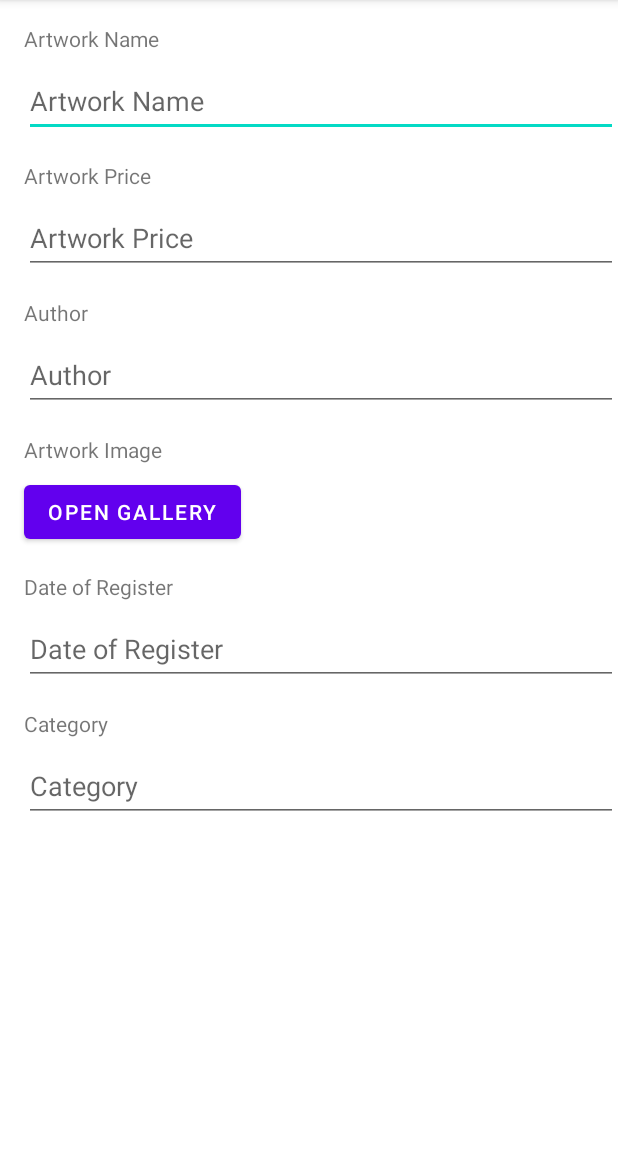
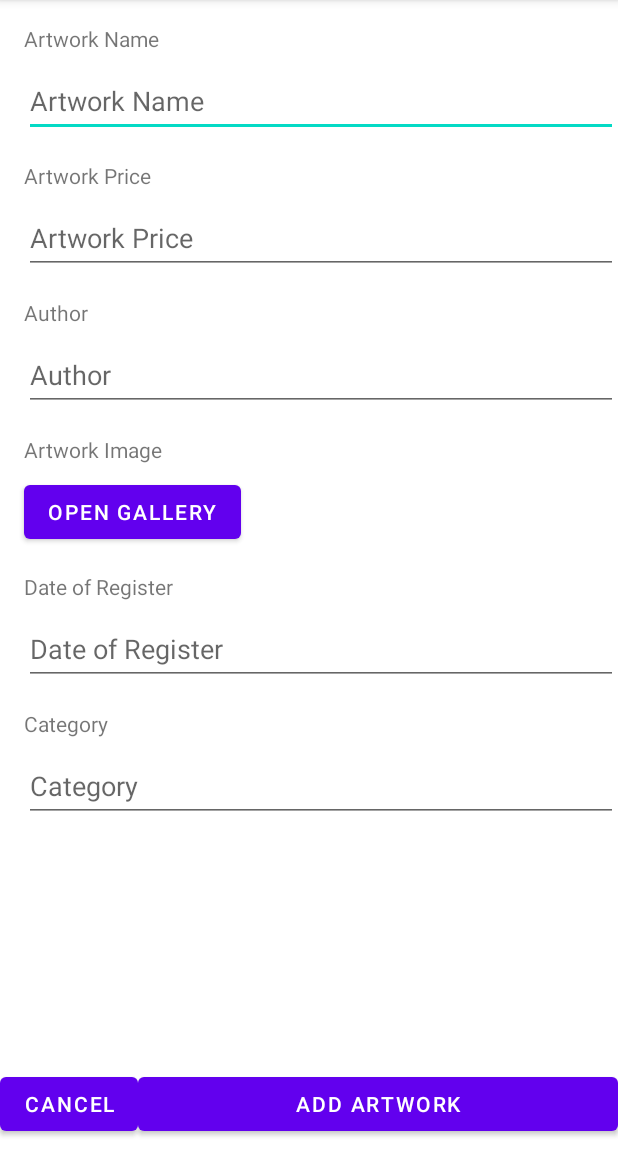
Before and after one commit to AaronNg1206/FYP_Auction_System, an Android app: the fragment customer_Add_Artwork shown on its own in the app's theme, on a phone screen of 412 x 824 dp, the part 84-1236 px from its top. Run offline under Robolectric (Android 15) with nearby library versions, the phone set to English and light mode, and no system bars.

Commit message:
cusShowArtworkV1

```diff
--- a/app/src/main/res/layout/fragment_customer__add__artwork.xml
+++ b/app/src/main/res/layout/fragment_customer__add__artwork.xml
@@ -138,4 +138,23 @@
         app:layout_constraintEnd_toEndOf="parent"
         app:layout_constraintStart_toStartOf="@+id/TextView_Category"
         app:layout_constraintTop_toBottomOf="@+id/TextView_Category" />
+
+    <Button
+        android:id="@+id/buttonAdd"
+        android:layout_width="0dp"
+        android:layout_height="wrap_content"
+        android:text="@string/addArtwork"
+        app:layout_constraintBottom_toBottomOf="@+id/buttonCancel"
+        app:layout_constraintEnd_toEndOf="parent"
+        app:layout_constraintStart_toEndOf="@+id/buttonCancel"
+        app:layout_constraintTop_toTopOf="@+id/buttonCancel" />
+
+    <Button
+        android:id="@+id/buttonCancel"
+        android:layout_width="wrap_content"
+        android:layout_height="wrap_content"
+        android:layout_marginBottom="8dp"
+        android:text="@string/Cancel"
+        app:layout_constraintBottom_toBottomOf="parent"
+        app:layout_constraintStart_toStartOf="parent" />
 </androidx.constraintlayout.widget.ConstraintLayout>
--- /dev/null
+++ b/app/src/main/res/layout/fragment_customer__show__artwork.xml
@@ -0,0 +1,6 @@
+<?xml version="1.0" encoding="utf-8"?>
+<FrameLayout xmlns:android="http://schemas.android.com/apk/res/android"
+    xmlns:tools="http://schemas.android.com/tools"
+    android:layout_width="match_parent"
+    android:layout_height="match_parent"
+    tools:context=".customer_Show_Artwork"/>
--- a/app/src/main/res/values/strings.xml
+++ b/app/src/main/res/values/strings.xml
@@ -18,4 +18,6 @@
     <string name="OpenGallery">Open Gallery</string>
     <string name="DateOfRegister">Date of Register</string>
     <string name="Category">Category</string>
+    <string name="Cancel">cancel</string>
+    <string name="addArtwork">Add Artwork</string>
 </resources>
```
Also changed, not shown: app/src/main/java/com/nghycp/fyp_auction_system/customer_Show_Artwork.kt (added, +59 -0 lines).
